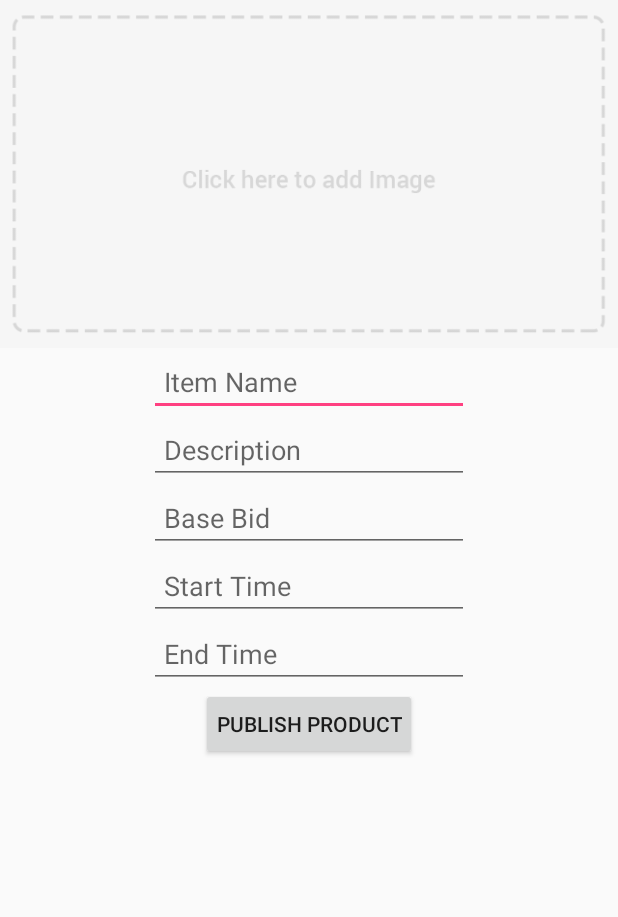
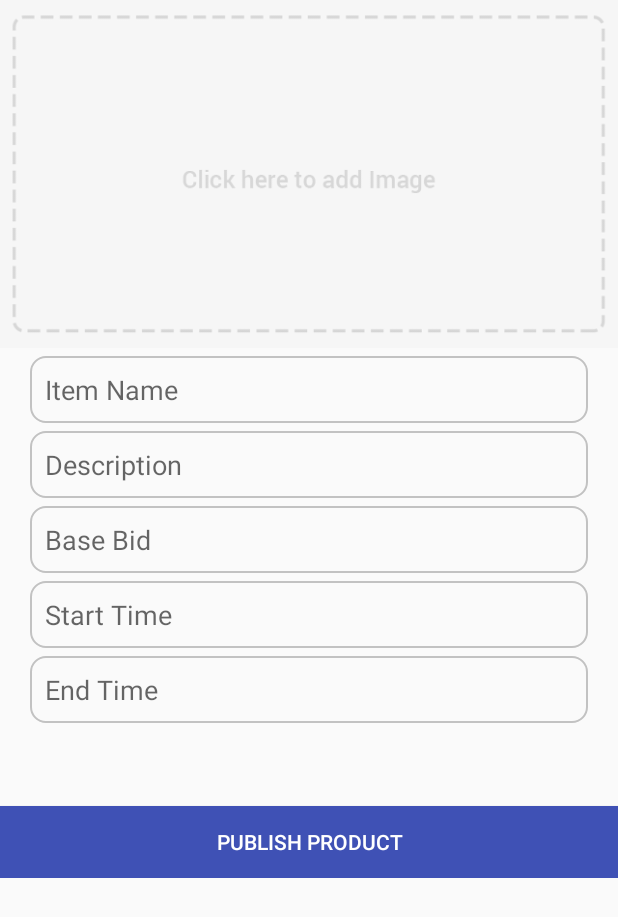
Before and after one commit to MetalDent/AuctionApp, an Android app: the AddPostActivity screen opened directly, with no data from a screen before it, on a phone screen of 412 x 824 dp. Shown: the top 917 px of the screen. Run offline under Robolectric (Android 15) with nearby library versions, the phone set to English and light mode, and no system bars; our stand-ins replace Firebase (no records; nobody signed in at launch, a user with empty details on screens opened directly).

Commit message:
Designed add post activity.

```diff
--- /dev/null
+++ b/app/src/main/res/drawable/input_outline.xml
@@ -0,0 +1,9 @@
+<?xml version="1.0" encoding="utf-8"?>
+<shape xmlns:android="http://schemas.android.com/apk/res/android">
+
+    <stroke android:color="@color/grayColour"
+        android:width="1dp" />
+
+    <corners android:radius="10dp" />
+
+</shape>
--- a/app/src/main/res/layout/activity_add_post.xml
+++ b/app/src/main/res/layout/activity_add_post.xml
@@ -23,69 +23,78 @@
 
         <EditText
             android:id="@+id/edit_item_name"
-        android:layout_width="wrap_content"
+            android:layout_width="match_parent"
             android:layout_height="wrap_content"
-        android:paddingTop="10dp"
-        android:paddingLeft="10dp"
-        android:paddingRight="10dp"
             android:layout_gravity="center_horizontal"
+            android:layout_marginLeft="20dp"
+            android:layout_marginRight="20dp"
+            android:layout_marginTop="5dp"
+            android:background="@drawable/input_outline"
             android:ems="10"
-        android:hint="Item Name" />
+            android:hint="Item Name"
+            android:padding="10dp" />
 
         <EditText
             android:id="@+id/edit_description"
-        android:layout_width="wrap_content"
+            android:layout_width="match_parent"
             android:layout_height="wrap_content"
-        android:paddingTop="10dp"
-        android:paddingLeft="10dp"
-        android:paddingRight="10dp"
+            android:layout_marginLeft="20dp"
+            android:layout_marginRight="20dp"
+            android:layout_marginTop="5dp"
+            android:padding="10dp"
             android:layout_gravity="center_horizontal"
+            android:background="@drawable/input_outline"
             android:ems="10"
             android:hint="Description"/>
 
         <EditText
             android:id="@+id/edit_base_bid"
-        android:layout_width="wrap_content"
+            android:layout_width="match_parent"
             android:layout_height="wrap_content"
-        android:paddingTop="10dp"
-        android:paddingLeft="10dp"
-        android:paddingRight="10dp"
+            android:layout_marginLeft="20dp"
+            android:layout_marginRight="20dp"
+            android:layout_marginTop="5dp"
+            android:padding="10dp"
             android:layout_gravity="center_horizontal"
+            android:background="@drawable/input_outline"
             android:ems="10"
             android:hint="Base Bid" />
 
         <EditText
             android:id="@+id/edit_start_time"
-        android:layout_width="wrap_content"
+            android:layout_width="match_parent"
             android:layout_height="wrap_content"
-        android:paddingTop="10dp"
-        android:paddingLeft="10dp"
-        android:paddingRight="10dp"
+            android:layout_marginLeft="20dp"
+            android:layout_marginRight="20dp"
+            android:layout_marginTop="5dp"
+            android:padding="10dp"
             android:layout_gravity="center_horizontal"
+            android:background="@drawable/input_outline"
             android:ems="10"
             android:hint="Start Time" />
 
         <EditText
             android:id="@+id/edit_end_time"
-        android:layout_width="wrap_content"
+            android:layout_width="match_parent"
             android:layout_height="wrap_content"
-        android:paddingTop="10dp"
-        android:paddingLeft="10dp"
-        android:paddingRight="10dp"
+            android:padding="10dp"
+            android:layout_marginLeft="20dp"
+            android:layout_marginRight="20dp"
+            android:layout_marginTop="5dp"
             android:layout_gravity="center_horizontal"
+            android:background="@drawable/input_outline"
             android:ems="10"
             android:hint="End Time" />
 
         <Button
-        android:layout_width="wrap_content"
+            android:layout_width="match_parent"
             android:layout_height="wrap_content"
-        android:paddingTop="10dp"
-        android:paddingLeft="10dp"
-        android:paddingRight="10dp"
-        android:layout_gravity="center_horizontal"
+            android:padding="10dp"
+            android:layout_marginTop="55dp"
+            android:background="@color/colorPrimary"
             android:id="@+id/submit_bn"
+            android:textColor="#fff"
             android:text="PUBLISH PRODUCT"/>
-
 
     </LinearLayout>
 
--- a/app/src/main/res/values/colors.xml
+++ b/app/src/main/res/values/colors.xml
@@ -3,4 +3,5 @@
     <color name="colorPrimary">#3F51B5</color>
     <color name="colorPrimaryDark">#303F9F</color>
     <color name="colorAccent">#FF4081</color>
+    <color name="grayColour">#c2c2c2</color>
 </resources>
```
Lines whose indentation alone changed are shown as unchanged.
